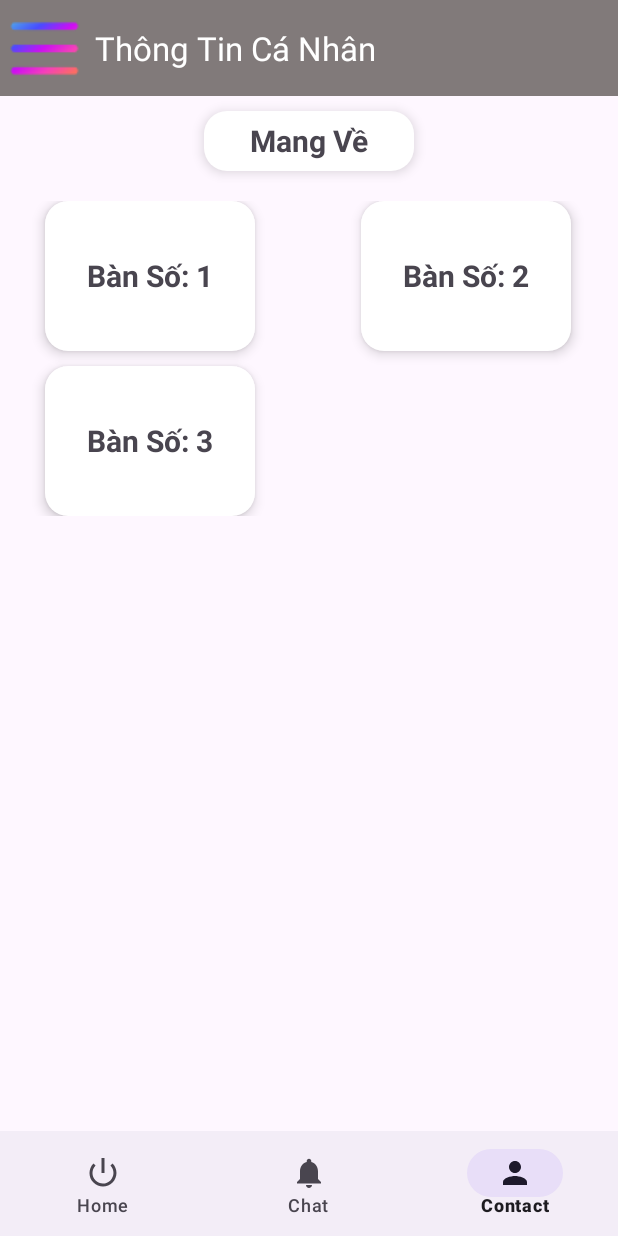
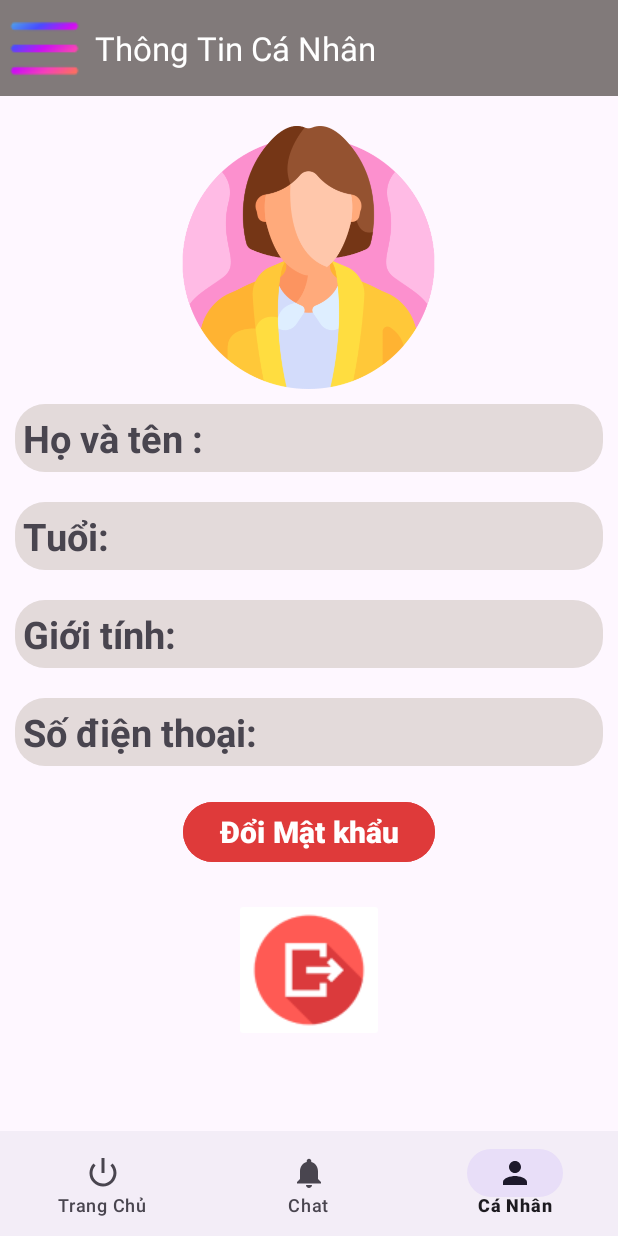
Before and after one commit to tritoan24/Khopro, an Android app: the MainActivity screen opened directly, with no data from a screen before it, item 3 of the bottom bar chosen, on a phone screen of 412 x 824 dp. Run offline under Robolectric (Android 15) with nearby library versions, the phone set to English and light mode, and no system bars; 5 statements that could not run were skipped.

```diff
--- a/app/src/main/java/com/ph32395/khopro/Fragment/ProfileFragment.java
+++ b/app/src/main/java/com/ph32395/khopro/Fragment/ProfileFragment.java
@@ -1,66 +1,75 @@
 package com.ph32395.khopro.Fragment;
 
+import android.content.Context;
+import android.content.SharedPreferences;
 import android.os.Bundle;
 
+import androidx.annotation.NonNull;
+import androidx.annotation.Nullable;
 import androidx.fragment.app.Fragment;
 
 import android.view.LayoutInflater;
 import android.view.View;
 import android.view.ViewGroup;
+import android.widget.Button;
+import android.widget.ImageButton;
+import android.widget.ImageView;
+import android.widget.TextView;
+import android.widget.Toast;
 
+import com.ph32395.khopro.DAO.NhanVienDAO;
+import com.ph32395.khopro.LoginActivity;
+import com.ph32395.khopro.Model.NhanVien;
 import com.ph32395.khopro.R;
 
-/**
- * A simple {@link Fragment} subclass.
- * Use the {@link ProfileFragment#newInstance} factory method to
- * create an instance of this fragment.
- */
+import java.util.ArrayList;
+
 public class ProfileFragment extends Fragment {
+    TextView ed_hoTenNhanVienTT , ed_tuoiNhanVienTT , ed_gioiTinhNhanVienTT ,ed_sdtNhanVienTT;
+    Button btn_doiMatKhau;
+    ImageView gioiTinh;
+    ImageButton img_logOut;
 
-    // TODO: Rename parameter arguments, choose names that match
-    // the fragment initialization parameters, e.g. ARG_ITEM_NUMBER
-    private static final String ARG_PARAM1 = "param1";
-    private static final String ARG_PARAM2 = "param2";
+    NhanVien nhanVien;
+    NhanVienDAO nhanVienDAO;
+    Context context;
+    ArrayList<NhanVien> list;
 
-    // TODO: Rename and change types of parameters
-    private String mParam1;
-    private String mParam2;
-
-    public ProfileFragment() {
-        // Required empty public constructor
-    }
-
-    /**
-     * Use this factory method to create a new instance of
-     * this fragment using the provided parameters.
-     *
-     * @param param1 Parameter 1.
-     * @param param2 Parameter 2.
-     * @return A new instance of fragment ProfileFragment.
-     */
-    // TODO: Rename and change types and number of parameters
-    public static ProfileFragment newInstance(String param1, String param2) {
-        ProfileFragment fragment = new ProfileFragment();
-        Bundle args = new Bundle();
-        args.putString(ARG_PARAM1, param1);
-        args.putString(ARG_PARAM2, param2);
-        fragment.setArguments(args);
-        return fragment;
-    }
-
-    @Override
-    public void onCreate(Bundle savedInstanceState) {
-        super.onCreate(savedInstanceState);
-        if (getArguments() != null) {
-            mParam1 = getArguments().getString(ARG_PARAM1);
-            mParam2 = getArguments().getString(ARG_PARAM2);
-        }
-    }
-
+    private String mma;
     @Override
     public View onCreateView(LayoutInflater inflater, ViewGroup container,
                              Bundle savedInstanceState) {
-        // Inflate the layout for this fragment
         return inflater.inflate(R.layout.fragment_profile, container, false);
     }
+    @Override
+    public void onViewCreated(@NonNull View view, @Nullable Bundle savedInstanceState) {
+        super.onViewCreated(view, savedInstanceState);
+        ed_hoTenNhanVienTT = view.findViewById(R.id.ed_hoTenNhanVienTT);
+        ed_tuoiNhanVienTT = view.findViewById(R.id.ed_tuoiNhanVienTT);
+        ed_gioiTinhNhanVienTT = view.findViewById(R.id.ed_gioiTinhNhanVienTT);
+        ed_sdtNhanVienTT = view.findViewById(R.id.ed_sdtNhanVienTT);
+        btn_doiMatKhau = view.findViewById(R.id.btn_doiMatKhau);
+        img_logOut = view.findViewById(R.id.img_logOut);
+        gioiTinh = view.findViewById(R.id.img_daiDien);
+    mma = readMmaFromSharedPreferences();
+    nhanVienDAO = new NhanVienDAO(getContext());
+    nhanVien = nhanVienDAO.getID(mma);
+
+    ed_hoTenNhanVienTT.setText(String.valueOf(nhanVien.getHoTen()));
+    ed_tuoiNhanVienTT.setText(String.valueOf(nhanVien.getTuoi()));
+    if ("Nam".equals(nhanVien.getGioiTinh())) {
+            gioiTinh.setImageResource(R.drawable.nguoidung);
+        } else {
+            gioiTinh.setImageResource(R.drawable.woman);
+        }
+
+    ed_gioiTinhNhanVienTT.setText(nhanVien.getGioiTinh());
+    ed_sdtNhanVienTT.setText(nhanVien.getSoDienThoai());
+
+
+    }
+    private String readMmaFromSharedPreferences() {
+        SharedPreferences sharedPreferences = getActivity().getSharedPreferences("MyPrefs", Context.MODE_PRIVATE);
+        return sharedPreferences.getString("mma", "");
+    }
 }
--- a/app/src/main/java/com/ph32395/khopro/LoginActivity.java
+++ b/app/src/main/java/com/ph32395/khopro/LoginActivity.java
@@ -1,8 +1,10 @@
 package com.ph32395.khopro;
 
 import androidx.appcompat.app.AppCompatActivity;
+import androidx.fragment.app.FragmentTransaction;
 
 import android.content.Intent;
+import android.content.SharedPreferences;
 import android.os.Bundle;
 import android.view.View;
 import android.widget.Button;
@@ -10,6 +12,8 @@ import android.widget.EditText;
 import android.widget.Toast;
 
 import com.ph32395.khopro.DAO.NhanVienDAO;
+import com.ph32395.khopro.Fragment.HomeFragment;
+import com.ph32395.khopro.Fragment.ProfileFragment;
 
 public class LoginActivity extends AppCompatActivity {
     Button btnLogin;
@@ -31,8 +35,6 @@ public class LoginActivity extends AppCompatActivity {
         btnLogin.setOnClickListener(new View.OnClickListener() {
             @Override
             public void onClick(View v) {
-//                Intent intent = new Intent(LoginActivity.this,MainActivity.class);
-//                startActivity(intent);
                 checkLogin();
             }
         });
@@ -51,6 +53,7 @@ public class LoginActivity extends AppCompatActivity {
 //                rememberUser(srtUser,strPass,ckRemenberPass.isChecked());
                 Intent i = new Intent(getApplicationContext(), MainActivity.class);
 //                i.putExtra("user",srtUser);
+                saveMmaToSharedPreferences(strmanv);
                 startActivity(i);
                 finish();
             } else {
@@ -58,4 +61,12 @@ public class LoginActivity extends AppCompatActivity {
             }
         }
     }
+    private void saveMmaToSharedPreferences(String mma) {
+        SharedPreferences sharedPreferences = getSharedPreferences("MyPrefs", MODE_PRIVATE);
+        SharedPreferences.Editor editor = sharedPreferences.edit();
+        editor.putString("mma", mma);
+        editor.apply();
+    }
+
+
 }
--- a/app/src/main/java/com/ph32395/khopro/MainActivity.java
+++ b/app/src/main/java/com/ph32395/khopro/MainActivity.java
@@ -176,11 +176,11 @@ public class MainActivity extends AppCompatActivity {
                     setTitle("Trang Chủ");
                     }
                 else if (item.getItemId()==BT_THONGBAO) {
-               selectedFragment = new MonAnOrderFragment();
+               selectedFragment = new BanAnOrderFragment();
                     setTitle("Thông Báo");
                 }else if (item.getItemId()==BT_PROFILE) {
                     setTitle("Thông Tin Cá Nhân");
-               selectedFragment = new BanAnOrderFragment();
+               selectedFragment = new  ProfileFragment();
            }
 
             // Thay thế Fragment hiện tại bằng Fragment được chọn
@@ -189,6 +189,10 @@ public class MainActivity extends AppCompatActivity {
 
             return true;
         });
+
+
+
+
     }
 
     @Override
--- a/app/src/main/res/layout/fragment_profile.xml
+++ b/app/src/main/res/layout/fragment_profile.xml
@@ -1,14 +1,115 @@
 <?xml version="1.0" encoding="utf-8"?>
-<FrameLayout xmlns:android="http://schemas.android.com/apk/res/android"
+<LinearLayout xmlns:android="http://schemas.android.com/apk/res/android"
     xmlns:tools="http://schemas.android.com/tools"
     android:layout_width="match_parent"
     android:layout_height="match_parent"
-    tools:context=".Fragment.ProfileFragment">
+    tools:context=".Fragment.ProfileFragment"
+    android:orientation="vertical">
 
-    <!-- TODO: Update blank fragment layout -->
-    <TextView
+    <ImageView
+        android:layout_width="175dp"
+        android:layout_height="175dp"
+        android:src="@drawable/nguoidung"
+        android:layout_gravity="center_horizontal"
+        android:layout_marginTop="20dp"
+        android:id="@+id/img_daiDien"/>
+    <LinearLayout
         android:layout_width="match_parent"
-        android:layout_height="match_parent"
-        android:text="@string/hello_blank_fragment" />
+        android:layout_height="wrap_content"
+        android:orientation="vertical"
+        android:layout_margin="10dp"
+        android:background="@drawable/custom_item"
+        android:backgroundTint="#E3DADA"
+        >
+        <TextView
+            android:layout_width="match_parent"
+            android:layout_height="wrap_content"
+            android:text="Họ và tên :"
+            android:textSize="25dp"
+            android:textStyle="bold"
+            android:layout_margin="5dp"
+            android:id="@+id/ed_hoTenNhanVienTT"
+            >
+        </TextView>
+    </LinearLayout>
+    <LinearLayout
+        android:layout_width="match_parent"
+        android:layout_height="wrap_content"
+        android:orientation="vertical"
+        android:layout_margin="10dp"
+        android:background="@drawable/custom_item"
+        android:backgroundTint="#E3DADA"
+        >
+        <TextView
+            android:layout_width="match_parent"
+            android:layout_height="wrap_content"
+            android:text="Tuổi:"
+            android:textSize="25dp"
+            android:textStyle="bold"
+            android:layout_margin="5dp"
+            android:id="@+id/ed_tuoiNhanVienTT"
+            >
+        </TextView>
+    </LinearLayout>
+    <LinearLayout
+        android:layout_width="match_parent"
+        android:layout_height="wrap_content"
+        android:orientation="vertical"
+        android:layout_margin="10dp"
+        android:background="@drawable/custom_item"
+        android:backgroundTint="#E3DADA"
+        >
+        <TextView
+            android:layout_width="match_parent"
+            android:layout_height="wrap_content"
+            android:text="Giới tính: "
+            android:textSize="25dp"
+            android:textStyle="bold"
+            android:layout_margin="5dp"
+            android:id="@+id/ed_gioiTinhNhanVienTT"
+            >
+        </TextView>
+    </LinearLayout>
+    <LinearLayout
+        android:layout_width="match_parent"
+        android:layout_height="wrap_content"
+        android:orientation="vertical"
+        android:layout_margin="10dp"
+        android:background="@drawable/custom_item"
+        android:backgroundTint="#E3DADA"
+        >
+        <TextView
+            android:layout_width="match_parent"
+            android:layout_height="wrap_content"
+            android:text="Số điện thoại:"
+            android:textSize="25dp"
+            android:textStyle="bold"
+            android:layout_margin="5dp"
+            android:id="@+id/ed_sdtNhanVienTT"
+            >
+        </TextView>
+    </LinearLayout>
+    <Button
+        android:layout_width="wrap_content"
+        android:layout_height="wrap_content"
+        android:layout_gravity="center_horizontal"
+        android:layout_marginTop="10dp"
+        android:text="Đổi Mật khẩu"
+        android:textStyle="bold"
+        android:textSize="20dp"
+        android:backgroundTint="#DF3A3A"
+        android:id="@+id/btn_doiMatKhau">
+    </Button>
+    <ImageButton
+        android:layout_width="wrap_content"
+        android:layout_height="wrap_content"
+        android:layout_gravity="center_horizontal"
+        android:layout_marginTop="20dp"
+        android:src="@drawable/img_logout"
+        android:backgroundTint="@color/white"
+        android:id="@+id/img_logOut"
+        >
+    </ImageButton>
 
-</FrameLayout>
+
+</LinearLayout>
--- a/app/src/main/res/menu/bottom_menu.xml
+++ b/app/src/main/res/menu/bottom_menu.xml
@@ -1,12 +1,12 @@
 <?xml version="1.0" encoding="utf-8"?>
 <menu xmlns:android="http://schemas.android.com/apk/res/android">
     <item android:id="@+id/home01"
-        android:title="Home"
+        android:title="Trang Chủ"
         android:icon="@android:drawable/ic_lock_power_off"/>
     <item android:id="@+id/chat"
         android:title="Chat"
         android:icon="@drawable/baseline_notifications_24"/>
     <item android:id="@+id/contact"
-        android:title="Contact"
+        android:title="Cá Nhân"
         android:icon="@drawable/baseline_person_24"/>
 </menu>
```
Also changed, not shown: app/src/main/res/drawable/img_logout.png (added), app/src/main/res/drawable/nguoidung.png (added), app/src/main/res/drawable/woman.png (added).
